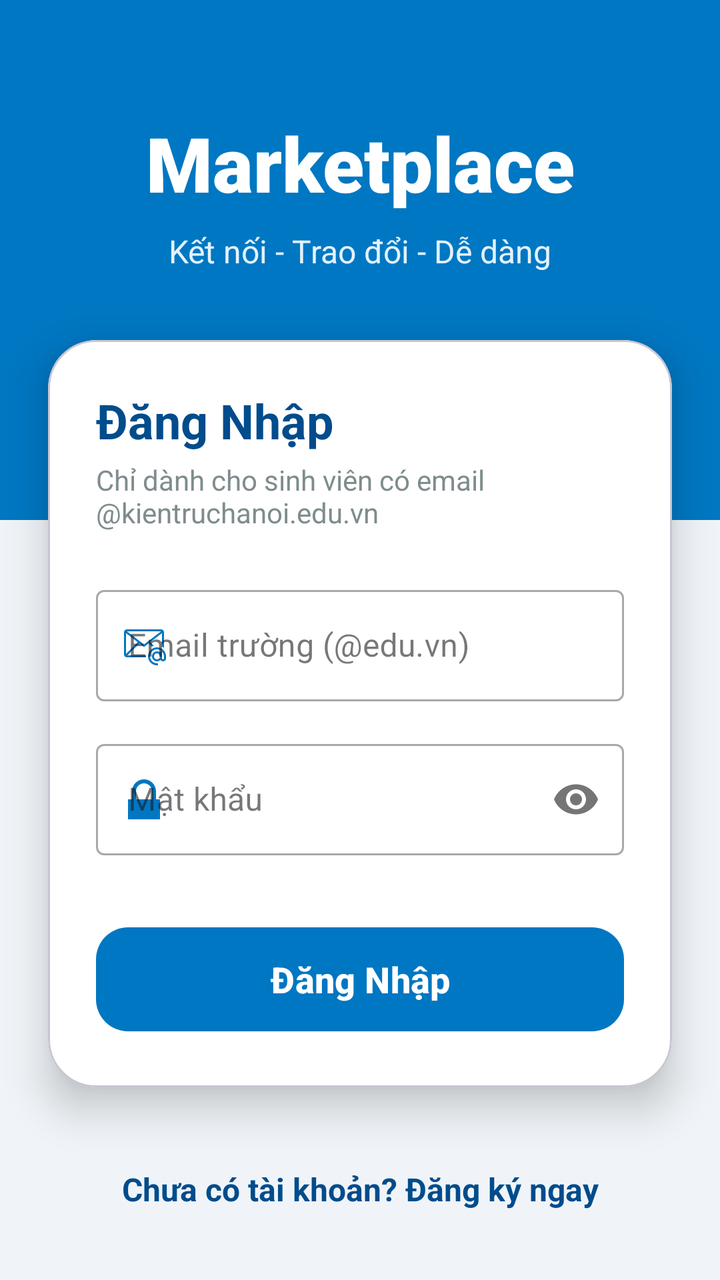
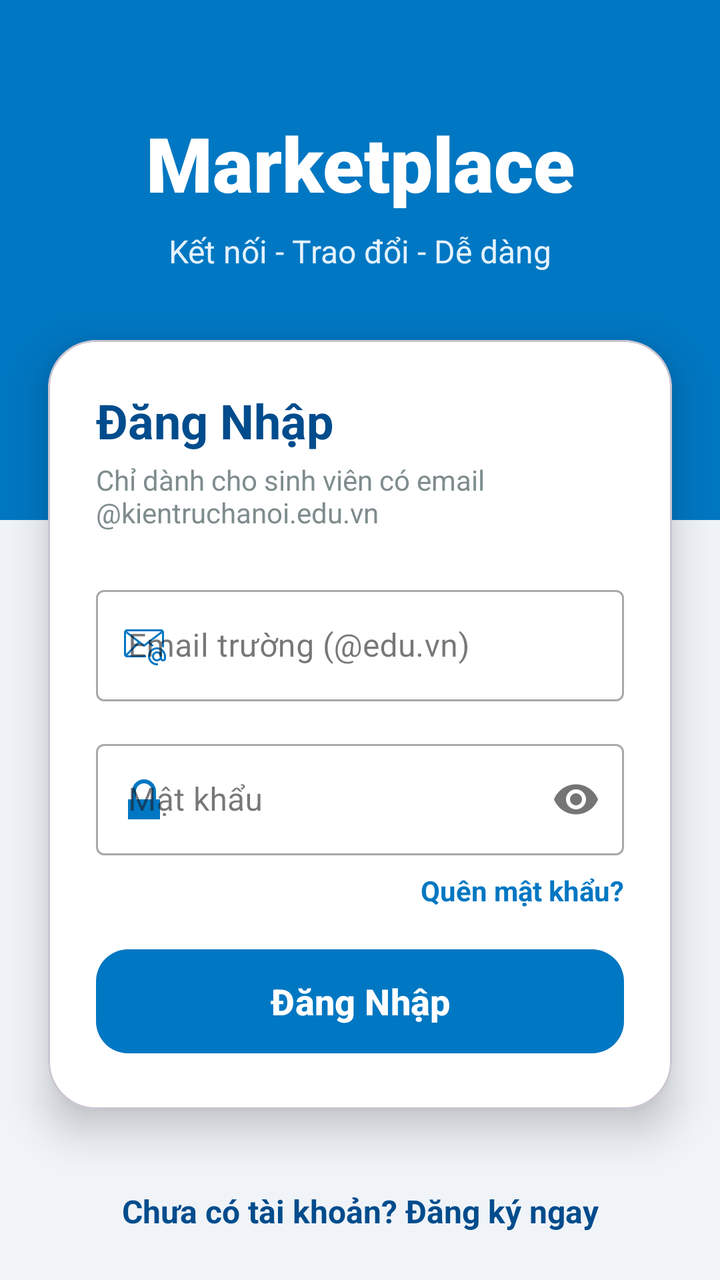

The first picture is an Android layout as it rendered before a commit; the second is the same layout after the commit. The layout source and the unified diff follow.
<!-- AndroidManifest.xml: application theme Theme.Marketplace -->
<!-- res/layout/activity_login.xml -->
<?xml version="1.0" encoding="utf-8"?>
<androidx.constraintlayout.widget.ConstraintLayout
    xmlns:android="http://schemas.android.com/apk/res/android"
    xmlns:app="http://schemas.android.com/apk/res-auto"
    android:layout_width="match_parent"
    android:layout_height="match_parent"
    android:background="@color/bg_light_blue">

    
    <View
        android:id="@+id/headerBackground"
        android:layout_width="match_parent"
        android:layout_height="260dp"
        android:background="@color/ocean_blue_primary"
        app:layout_constraintTop_toTopOf="parent"
        app:layout_constraintStart_toStartOf="parent"
        app:layout_constraintEnd_toEndOf="parent" />

    
    <TextView
        android:id="@+id/tvWelcomeMessage"
        android:layout_width="wrap_content"
        android:layout_height="wrap_content"
        android:layout_marginTop="56dp"
        android:text="Marketplace"
        android:textColor="#FFFFFF"
        android:textSize="38sp"
        android:textStyle="bold"
        android:fontFamily="sans-serif-black"
        app:layout_constraintStart_toStartOf="parent"
        app:layout_constraintEnd_toEndOf="parent"
        app:layout_constraintTop_toTopOf="parent"/>

    <TextView
        android:id="@+id/tvAppSlogan"
        android:layout_width="wrap_content"
        android:layout_height="wrap_content"
        android:layout_marginTop="8dp"
        android:text="Kết nối - Trao đổi - Dễ dàng"
        android:textColor="#E3F2FD"
        android:textSize="16sp"
        app:layout_constraintStart_toStartOf="parent"
        app:layout_constraintEnd_toEndOf="parent"
        app:layout_constraintTop_toBottomOf="@id/tvWelcomeMessage" />

    
    <com.google.android.material.card.MaterialCardView
        android:id="@+id/cardLogin"
        android:layout_width="0dp"
        android:layout_height="wrap_content"
        android:layout_marginHorizontal="24dp"
        android:layout_marginTop="170dp"
        app:cardCornerRadius="24dp"
        app:cardElevation="12dp"
        app:cardBackgroundColor="#FFFFFF"
        app:layout_constraintTop_toTopOf="parent"
        app:layout_constraintStart_toStartOf="parent"
        app:layout_constraintEnd_toEndOf="parent">

        <androidx.constraintlayout.widget.ConstraintLayout
            android:layout_width="match_parent"
            android:layout_height="wrap_content"
            android:padding="24dp">

            
            <TextView
                android:id="@+id/tvTitle"
                android:layout_width="wrap_content"
                android:layout_height="wrap_content"
                android:text="Đăng Nhập"
                android:textColor="@color/ocean_blue_dark"
                android:textSize="24sp"
                android:textStyle="bold"
                app:layout_constraintStart_toStartOf="parent"
                app:layout_constraintTop_toTopOf="parent" />

            <TextView
                android:id="@+id/tvSubtitle"
                android:layout_width="wrap_content"
                android:layout_height="wrap_content"
                android:layout_marginTop="4dp"
                android:text="Chỉ dành cho sinh viên có email @kientruchanoi.edu.vn"
                android:textColor="@color/text_secondary"
                android:textSize="14sp"
                app:layout_constraintStart_toStartOf="parent"
                app:layout_constraintTop_toBottomOf="@id/tvTitle" />

            
            <com.google.android.material.textfield.TextInputLayout
                android:id="@+id/tilEmail"
                style="@style/Widget.MaterialComponents.TextInputLayout.OutlinedBox"
                android:layout_width="match_parent"
                android:layout_height="wrap_content"
                android:layout_marginTop="24dp"
                android:hint="Email trường (@edu.vn)"
                app:startIconDrawable="@drawable/ic_email"
                app:startIconTint="@color/ocean_blue_primary"
                app:layout_constraintTop_toBottomOf="@id/tvSubtitle">

                <com.google.android.material.textfield.TextInputEditText
                    android:id="@+id/edtEmail"
                    android:layout_width="match_parent"
                    android:layout_height="wrap_content"
                    android:paddingStart="48dp"
                    android:textColor="@color/text_primary"
                    android:inputType="textEmailAddress" />
            </com.google.android.material.textfield.TextInputLayout>

            
            <com.google.android.material.textfield.TextInputLayout
                android:id="@+id/tilPassword"
                style="@style/Widget.MaterialComponents.TextInputLayout.OutlinedBox"
                android:layout_width="match_parent"
                android:layout_height="wrap_content"
                android:layout_marginTop="16dp"
                android:hint="Mật khẩu"
                app:startIconDrawable="@drawable/ic_lock"
                app:startIconTint="@color/ocean_blue_primary"
                app:passwordToggleEnabled="true"
                app:layout_constraintTop_toBottomOf="@id/tilEmail">

                <com.google.android.material.textfield.TextInputEditText
                    android:id="@+id/edtPassword"
                    android:layout_width="match_parent"
                    android:layout_height="wrap_content"
                    android:paddingStart="48dp"
                    android:textColor="@color/text_primary"
                    android:inputType="textPassword" />
            </com.google.android.material.textfield.TextInputLayout>

            
            <com.google.android.material.button.MaterialButton
                android:id="@+id/btnLogin"
                android:layout_width="match_parent"
                android:layout_height="60dp"
                android:layout_marginTop="32dp"
                android:text="Đăng Nhập"
                android:textSize="18sp"
                android:textStyle="bold"
                android:textColor="#FFFFFF"
                app:backgroundTint="@color/ocean_blue_primary"
                app:cornerRadius="16dp"
                app:layout_constraintTop_toBottomOf="@id/tilPassword" />

            
            <ProgressBar
                android:id="@+id/progressBar"
                android:layout_width="32dp"
                android:layout_height="32dp"
                android:elevation="10dp"
                android:indeterminateTint="#FFFFFF"
                android:visibility="gone"
                app:layout_constraintBottom_toBottomOf="@id/btnLogin"
                app:layout_constraintEnd_toEndOf="@id/btnLogin"
                app:layout_constraintStart_toStartOf="@id/btnLogin"
                app:layout_constraintTop_toTopOf="@id/btnLogin" />

        </androidx.constraintlayout.widget.ConstraintLayout>
    </com.google.android.material.card.MaterialCardView>

    
    <TextView
        android:id="@+id/tvGoToRegister"
        android:layout_width="wrap_content"
        android:layout_height="wrap_content"
        android:layout_marginTop="32dp"
        android:padding="8dp"
        android:text="Chưa có tài khoản? Đăng ký ngay"
        android:textColor="@color/ocean_blue_dark"
        android:textSize="16sp"
        android:textStyle="bold"
        app:layout_constraintEnd_toEndOf="parent"
        app:layout_constraintStart_toStartOf="parent"
        app:layout_constraintTop_toBottomOf="@id/cardLogin" />

</androidx.constraintlayout.widget.ConstraintLayout>
<!-- resources referenced by this layout -->
<resources>
  <color name="bg_light_blue">#F0F4F8</color>
  <color name="ocean_blue_dark">#004C8C</color>
  <color name="ocean_blue_primary">#0077C2</color>
  <color name="text_primary">#2C3E50</color>
  <color name="text_secondary">#7F8C8D</color>
  <!-- drawable ic_email (drawable) -->
  <vector xmlns:android="http://schemas.android.com/apk/res/android"
      android:width="24dp"
      android:height="24dp"
      android:viewportWidth="24"
      android:viewportHeight="24">
    <path
        android:fillColor="#FF000000"
        android:pathData="M13.025,17L3.707,17l5.963,-5.963L12,12.83l2.33,-1.794 1.603,1.603a5.463,5.463 0,0 1,1.004 -0.41l-1.808,-1.808L21,5.9v6.72a5.514,5.514 0,0 1,1 0.64L22,5.5A1.504,1.504 0,0 0,20.5 4h-17A1.504,1.504 0,0 0,2 5.5v11A1.5,1.5 0,0 0,3.5 18h9.525c-0.015,-0.165 -0.025,-0.331 -0.025,-0.5s0.01,-0.335 0.025,-0.5zM3,16.293L3,5.901l5.871,4.52zM20.5,5c0.009,0 0.016,0.005 0.025,0.005L12,11.57 3.475,5.005c0.009,0 0.016,-0.005 0.025,-0.005zM18.5,13a4.505,4.505 0,0 0,-4.5 4.5,4.403 4.403,0 0,0 0.05,0.5 4.49,4.49 0,0 0,4.45 4h0.5v-1h-0.5a3.495,3.495 0,0 1,-3.45 -3,3.455 3.455,0 0,1 -0.05,-0.5 3.498,3.498 0,0 1,5.947 -2.5L20,15v0.513A2.476,2.476 0,0 0,18.5 15a2.5,2.5 0,1 0,1.733 4.295A1.497,1.497 0,0 0,23 18.5v-1a4.555,4.555 0,0 0,-4.5 -4.5zM18.5,19a1.498,1.498 0,0 1,-1.408 -1,1.483 1.483,0 0,1 -0.092,-0.5 1.5,1.5 0,0 1,3 0,1.483 1.483,0 0,1 -0.092,0.5 1.498,1.498 0,0 1,-1.408 1zM22,18.5a0.5,0.5 0,0 1,-1 0v-3.447a3.639,3.639 0,0 1,1 2.447z"/>
  </vector>
  <!-- drawable ic_lock (drawable) -->
  <vector xmlns:android="http://schemas.android.com/apk/res/android"
      android:width="24dp"
      android:height="24dp"
      android:viewportWidth="512"
      android:viewportHeight="512">
    <path
        android:pathData="M256,42.67C326.49,42.67 384,100.36 384,170.67L384,256L426.67,256L426.67,469.33L85.33,469.33L85.33,256L128,256L128,170.67C128,100.36 185.51,42.67 256,42.67ZM256,85.33C208.67,85.33 170.67,124.33 170.67,170.67L170.67,170.67L170.67,256L341.33,256L341.33,170.67C341.33,124.33 303.33,85.33 256,85.33Z"
        android:strokeWidth="1"
        android:fillColor="#000000"
        android:fillType="evenOdd"
        android:strokeColor="#00000000"/>
  </vector>
  <style name="Theme.Marketplace" parent="Base.Theme.Marketplace" />
  <style name="Base.Theme.Marketplace" parent="Theme.Material3.DayNight.NoActionBar">
          
          <item name="colorPrimary">@color/ocean_blue_primary</item>
          <item name="colorOnPrimary">#FFFFFF</item>
          <item name="colorPrimaryContainer">@color/ocean_blue_light</item>
  
          
          <item name="colorSecondary">@color/ocean_blue_dark</item>
          <item name="colorError">#B00020</item>
      </style>
  <color name="ocean_blue_light">#59A5F5</color>
</resources>

<!-- the commit's change to res/layout/activity_login.xml (unified diff, before → after) -->
@@ -129,18 +129,31 @@
             </com.google.android.material.textfield.TextInputLayout>
 
             
+            <TextView
+                android:id="@+id/tvForgotPassword"
+                android:layout_width="wrap_content"
+                android:layout_height="wrap_content"
+                android:layout_marginTop="8dp"
+                android:text="Quên mật khẩu?"
+                android:textColor="@color/ocean_blue_primary"
+                android:textSize="14sp"
+                android:textStyle="bold"
+                app:layout_constraintEnd_toEndOf="parent"
+                app:layout_constraintTop_toBottomOf="@id/tilPassword" />
+
+            
             <com.google.android.material.button.MaterialButton
                 android:id="@+id/btnLogin"
                 android:layout_width="match_parent"
                 android:layout_height="60dp"
-                android:layout_marginTop="32dp"
+                android:layout_marginTop="16dp"
                 android:text="Đăng Nhập"
                 android:textSize="18sp"
                 android:textStyle="bold"
                 android:textColor="#FFFFFF"
                 app:backgroundTint="@color/ocean_blue_primary"
                 app:cornerRadius="16dp"
-                app:layout_constraintTop_toBottomOf="@id/tilPassword" />
+                app:layout_constraintTop_toBottomOf="@id/tvForgotPassword" />
 
             
             <ProgressBar
